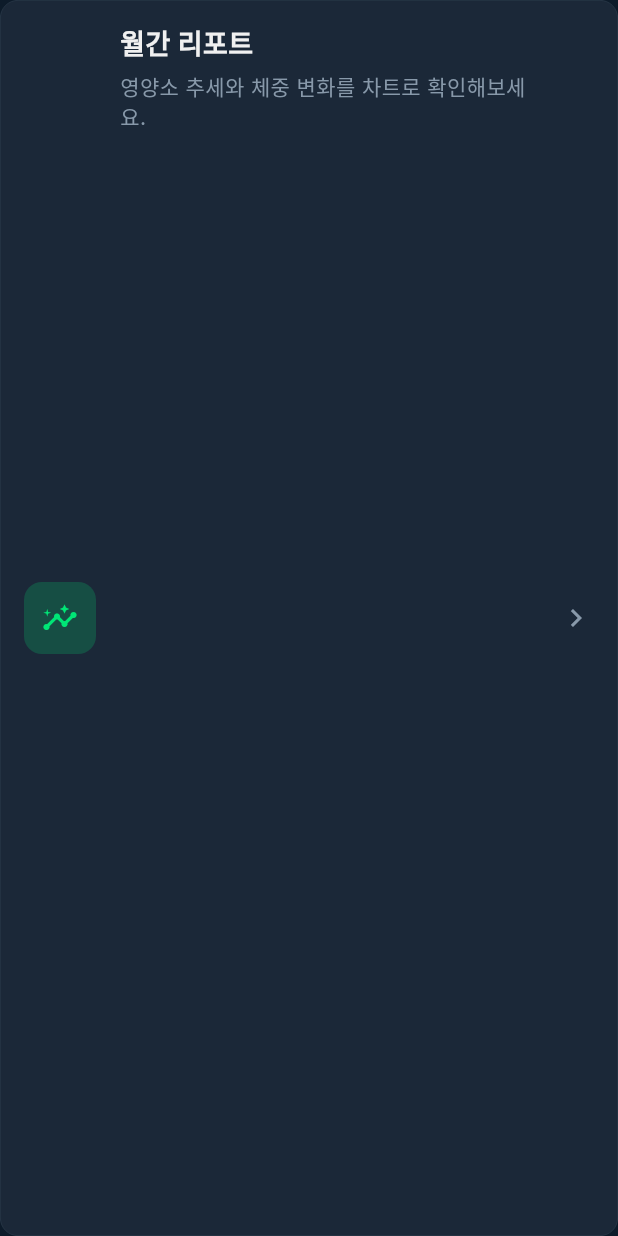
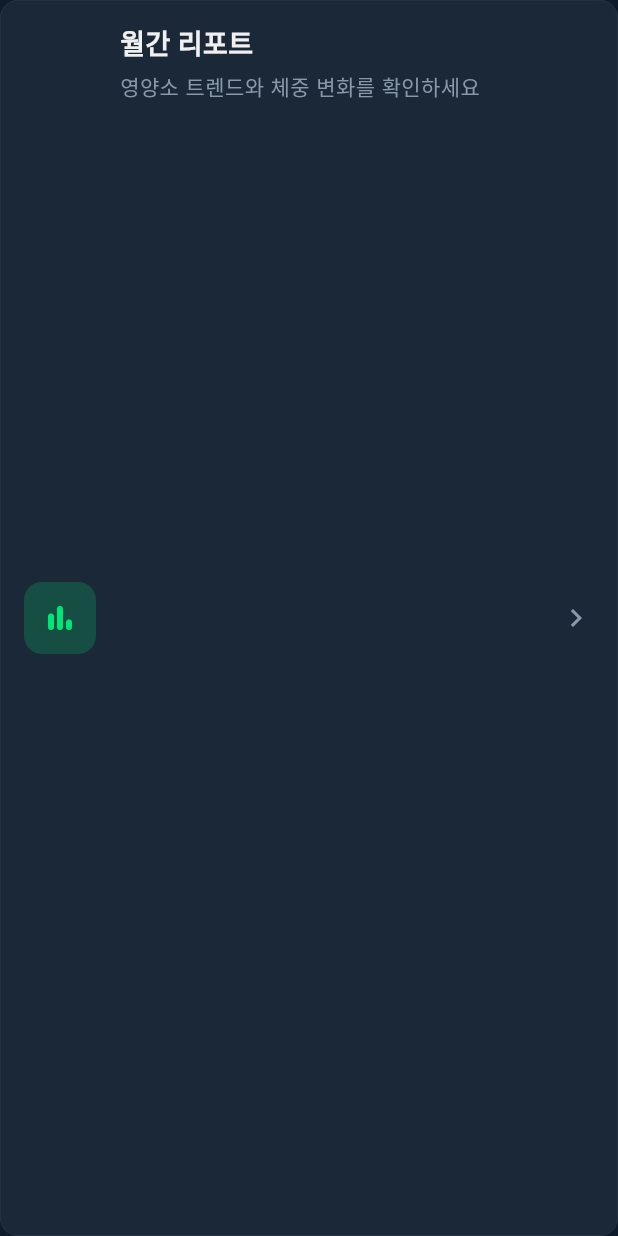
Before and after one commit to kaero313/ai-health-trainer, a Flutter app: the _MonthlyReportCtaCard widget shown alone on an empty page, opened directly, on a phone screen of 412 x 824 dp. Run offline on Flutter 3.47's test engine with Material 3 defaults, Android fonts, the phone set to English and light mode, and no system bars; our stand-ins replace dio, fl_chart, flutter_riverpod, flutter_secure_storage, go_router, google_fonts and 3 more; accounts and stored records are empty; network calls fail.

Commit message:
feat(dashboard): 월간 리포트 라우트 등록 + 대시보드 진입점 카드 추가

```diff
--- a/frontend/lib/features/dashboard/presentation/dashboard_screen.dart
+++ b/frontend/lib/features/dashboard/presentation/dashboard_screen.dart
@@ -443,7 +443,7 @@ class _MonthlyReportCtaCard extends StatelessWidget {
                     borderRadius: BorderRadius.circular(AppRadius.md),
                   ),
                   child: const Icon(
-                    Icons.insights_rounded,
+                    Icons.bar_chart_rounded,
                     color: AppColors.primary,
                   ),
                 ),
@@ -455,7 +455,7 @@ class _MonthlyReportCtaCard extends StatelessWidget {
                       Text('월간 리포트', style: AppTypography.h3),
                       const SizedBox(height: AppSpacing.xs),
                       Text(
-                        '영양소 추세와 체중 변화를 차트로 확인해보세요.',
+                        '영양소 트렌드와 체중 변화를 확인하세요',
                         style: AppTypography.body2.copyWith(
                           color: AppColors.textSecondary,
                         ),
```
Also changed, not shown: frontend/lib/core/router/app_router.dart (+9 -14 lines).
